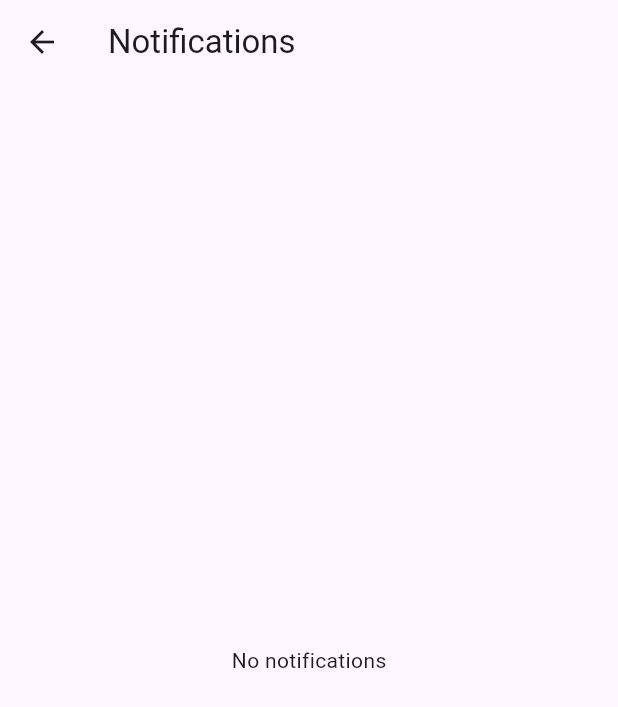
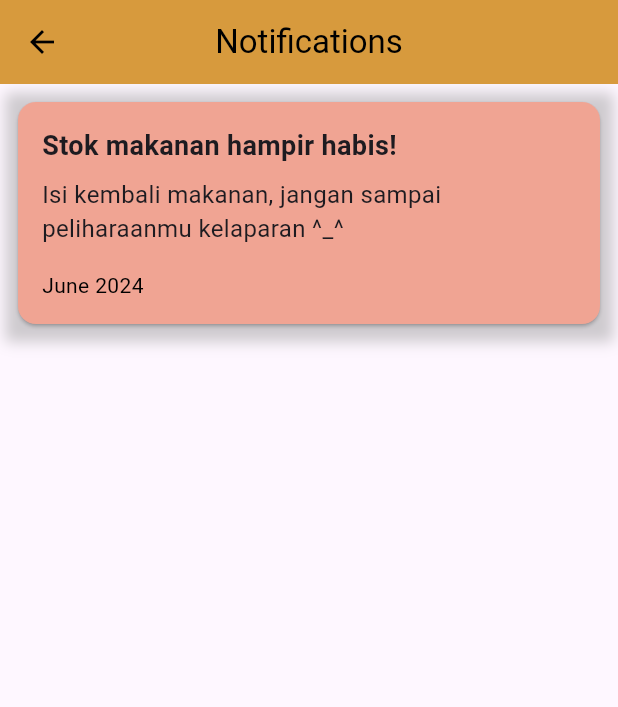
Before and after one commit to Hemeem/PawsPortion, a Flutter app: the screen it shows after launch, after a tap on the "add circle" icon, after a tap on the "notifications" icon, on a phone screen of 412 x 824 dp. Shown: the top 707 px of the screen. Run offline on Flutter 3.47's test engine with Material 3 defaults, Android fonts, the phone set to English and light mode, and no system bars; our stand-ins replace dots_indicator, permission_handler; missing offline and left inert: wifi_iot; network calls fail.

Commit message:
PawsCare, Notifications

```diff
--- a/lib/Notifications.dart
+++ b/lib/Notifications.dart
@@ -9,18 +9,72 @@ class NotificationsPage extends StatelessWidget {
   Widget build(BuildContext context) {
     return Scaffold(
       appBar: AppBar(
-        title: Text('Notifications'),
+        title: Text(
+          'Notifications',
+          style: TextStyle(color: Colors.black),
+        ),
+        centerTitle: true,
+        backgroundColor: Color(0xFFD79A3D),
+        iconTheme:
+            IconThemeData(color: Colors.black), // Set back icon color to black
       ),
-      body: notifications.isEmpty
-          ? Center(child: Text('No notifications'))
-          : ListView.builder(
-              itemCount: notifications.length,
-              itemBuilder: (context, index) {
-                return ListTile(
-                  title: Text(notifications[index]),
-                );
-              },
-            ),
+      body: ListView.builder(
+        itemCount: notifications.length + 1, // Add 1 for the custom card
+        itemBuilder: (context, index) {
+          if (index == 0) {
+            return Padding(
+              padding: const EdgeInsets.all(8.0),
+              child: Container(
+                decoration: BoxDecoration(
+                  boxShadow: [
+                    BoxShadow(
+                      color: Colors.grey.withOpacity(0.5),
+                      spreadRadius: 5,
+                      blurRadius: 7,
+                      offset: Offset(0, 3),
+                    ),
+                  ],
+                ),
+                child: Card(
+                  color:
+                      Color(0xFFF0A493), // Set the background color of the card
+                  child: Padding(
+                    padding: const EdgeInsets.all(
+                        16.0), // Increase padding for larger size
+                    child: Column(
+                      crossAxisAlignment: CrossAxisAlignment.start,
+                      children: [
+                        Text(
+                          'Stok makanan hampir habis!',
+                          style: TextStyle(
+                              fontSize: 18, fontWeight: FontWeight.bold),
+                        ),
+                        SizedBox(
+                            height: 8), // Add space between title and subtitle
+                        Text(
+                          'Isi kembali makanan, jangan sampai peliharaanmu kelaparan ^_^',
+                          style: TextStyle(fontSize: 16),
+                        ),
+                        SizedBox(
+                            height: 16), // Add space between subtitle and label
+                        Text(
+                          'June 2024',
+                          style: TextStyle(fontSize: 14, color: Colors.black),
+                        ),
+                      ],
+                    ),
+                  ),
+                ),
+              ),
+            );
+          } else {
+            return ListTile(
+              title: Text(
+                  notifications[index - 1]), // Adjust index for custom card
+            );
+          }
+        },
+      ),
     );
   }
 }
```
